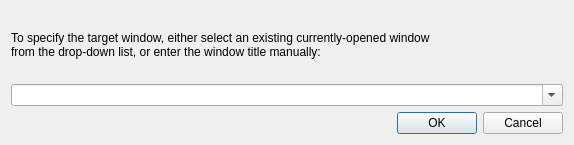
First picture: the form in src/forms/TargetWindowDlg.ui, repository thooge/keepassx1, before the edit.
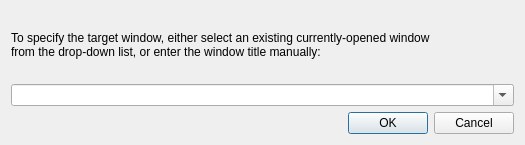
Second picture: the form after the edit.

Commit message: Improved window blacklist

What changed in the file:
```diff
--- a/src/forms/TargetWindowDlg.ui
+++ b/src/forms/TargetWindowDlg.ui
@@ -5,7 +5,7 @@
    <rect>
     <x>0</x>
     <y>0</y>
-    <width>574</width>
+    <width>525</width>
     <height>145</height>
    </rect>
   </property>
```
The commit also changes 1 other file.
